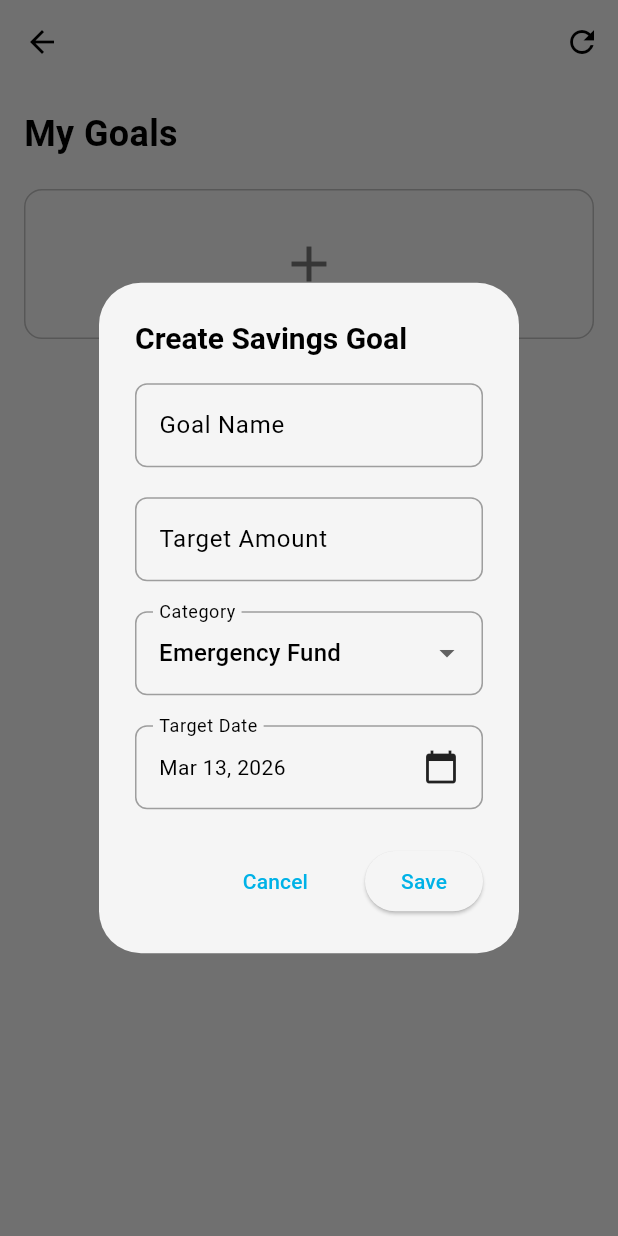
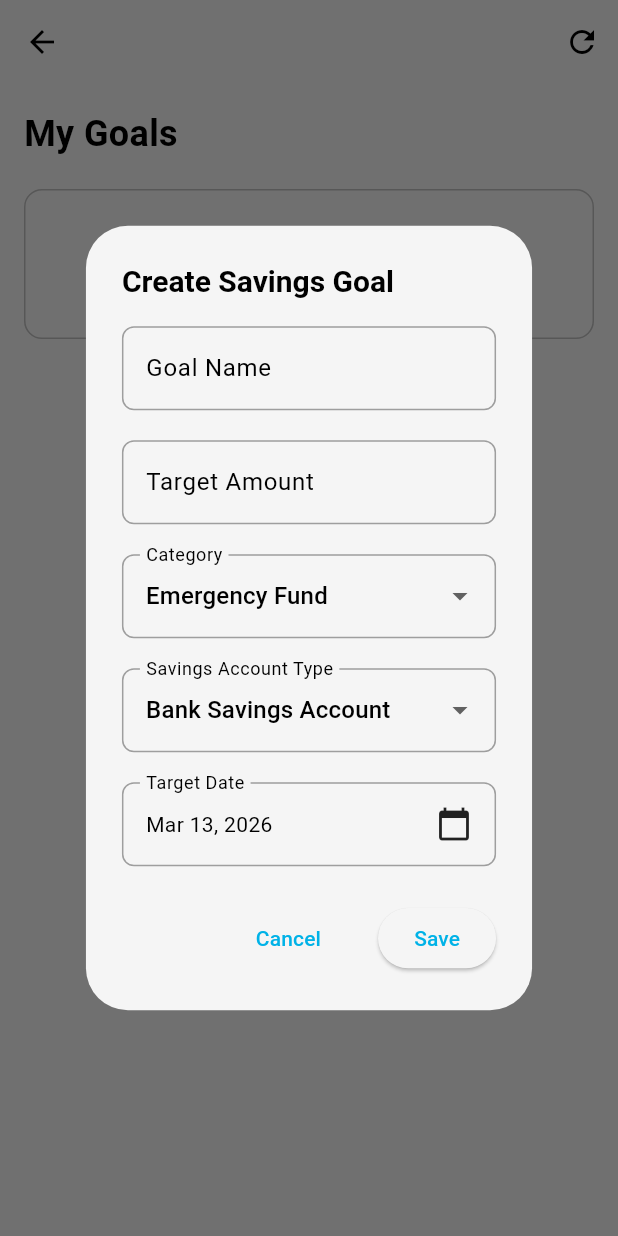
Before and after one commit to W-Nyaguthii/namer-app, a Flutter app: the SavingsScreen screen opened directly, after a tap on the "add" icon, on a phone screen of 412 x 824 dp. Run offline on Flutter 3.47's test engine with Material 3 defaults, Android fonts, the phone set to English and light mode, and no system bars; our stand-ins replace bloc, cloud_firestore, equatable, firebase_core, fl_chart, flutter_bloc and 4 more; accounts and stored records are empty; statements that could not run were skipped.

Commit message:
Some changes to savings screen

```diff
--- a/lib/screens/savings/blocs/bloc/savings_bloc.dart
+++ b/lib/screens/savings/blocs/bloc/savings_bloc.dart
@@ -12,6 +12,7 @@ class Savings {
   final String name;
   final double targetAmount;
   final String category;
+  final String accountType; // New field
   final double currentAmount;
   final DateTime targetDate;
 
@@ -20,6 +21,7 @@ class Savings {
     required this.name,
     required this.targetAmount,
     required this.category,
+    required this.accountType, // New field
     this.currentAmount = 0.0,
     required this.targetDate,
   });
@@ -44,6 +46,7 @@ class SavingsBloc extends Bloc<SavingsEvent, SavingsState> {
         "name": event.name,
         "targetAmount": event.targetAmount,
         "category": event.category,
+        "accountType": event.accountType, // Add this field
         "currentAmount": 0.0,
         "targetDate": event.targetDate.millisecondsSinceEpoch,
       };
@@ -71,11 +74,21 @@ class SavingsBloc extends Bloc<SavingsEvent, SavingsState> {
           await FirebaseFirestore.instance.collection('savings').get();
 
       List<Savings> savingsList = snapshot.docs.map((doc) {
+        // Get the data as a map
+        Map<String, dynamic> data = doc.data() as Map<String, dynamic>;
+
+        String accountType = 'Bank Savings Account'; // Default value
+        // Check if accountType exists and is not null
+        if (data.containsKey('accountType') && data['accountType'] != null) {
+          accountType = data['accountType'] as String;
+        }
+
         return Savings(
           id: doc.id,
           name: doc['name'],
           targetAmount: (doc['targetAmount'] as num).toDouble(),
           category: doc['category'],
+          accountType: accountType, // Add this field with fallback
           currentAmount: (doc['currentAmount'] as num).toDouble(),
           targetDate: DateTime.fromMillisecondsSinceEpoch(doc['targetDate']),
         );
--- a/lib/screens/savings/blocs/bloc/savings_event.dart
+++ b/lib/screens/savings/blocs/bloc/savings_event.dart
@@ -11,17 +11,20 @@ class CreateSavingsEvent extends SavingsEvent {
   final String name;
   final double targetAmount;
   final String category;
+  final String accountType; // New field
   final DateTime targetDate;
 
   const CreateSavingsEvent({
     required this.name,
     required this.targetAmount,
     required this.category,
+    required this.accountType, // New field
     required this.targetDate,
   });
 
   @override
-  List<Object> get props => [name, targetAmount, category, targetDate];
+  List<Object> get props =>
+      [name, targetAmount, category, accountType, targetDate];
 }
 
 class LoadSavingsEvent extends SavingsEvent {}
--- a/lib/screens/savings/views/savings_popup.dart
+++ b/lib/screens/savings/views/savings_popup.dart
@@ -15,6 +15,7 @@ class SavingsPopupState extends State<SavingsPopup> {
   final TextEditingController _nameController = TextEditingController();
   final TextEditingController _targetAmountController = TextEditingController();
   String _selectedCategory = 'Emergency Fund'; // Default category
+  String _selectedAccountType = 'Bank Savings Account'; // Default account type
   DateTime _targetDate =
       DateTime.now().add(Duration(days: 365)); // Default 1 year target
 
@@ -97,6 +98,34 @@ class SavingsPopupState extends State<SavingsPopup> {
                   ),
                 ),
                 SizedBox(height: 20),
+                // New dropdown for account type
+                DropdownButtonFormField<String>(
+                  value: _selectedAccountType,
+                  items: [
+                    'Bank Savings Account',
+                    'Money Market Fund(MMF)',
+                    '52-Week Challenge(Saf)',
+                    'Fixed Deposit',
+                    'Other'
+                  ]
+                      .map((type) => DropdownMenuItem(
+                            value: type,
+                            child: Text(type),
+                          ))
+                      .toList(),
+                  onChanged: (value) {
+                    setState(() {
+                      _selectedAccountType = value!;
+                    });
+                  },
+                  decoration: InputDecoration(
+                    labelText: 'Savings Account Type',
+                    border: OutlineInputBorder(
+                      borderRadius: BorderRadius.circular(8),
+                    ),
+                  ),
+                ),
+                SizedBox(height: 20),
                 GestureDetector(
                   onTap: () async {
                     final DateTime? picked = await showDatePicker(
@@ -144,6 +173,8 @@ class SavingsPopupState extends State<SavingsPopup> {
                       name: _nameController.text,
                       targetAmount: double.parse(_targetAmountController.text),
                       category: _selectedCategory,
+                      accountType:
+                          _selectedAccountType, // Add this new parameter
                       targetDate: _targetDate,
                     ));
               }
```
